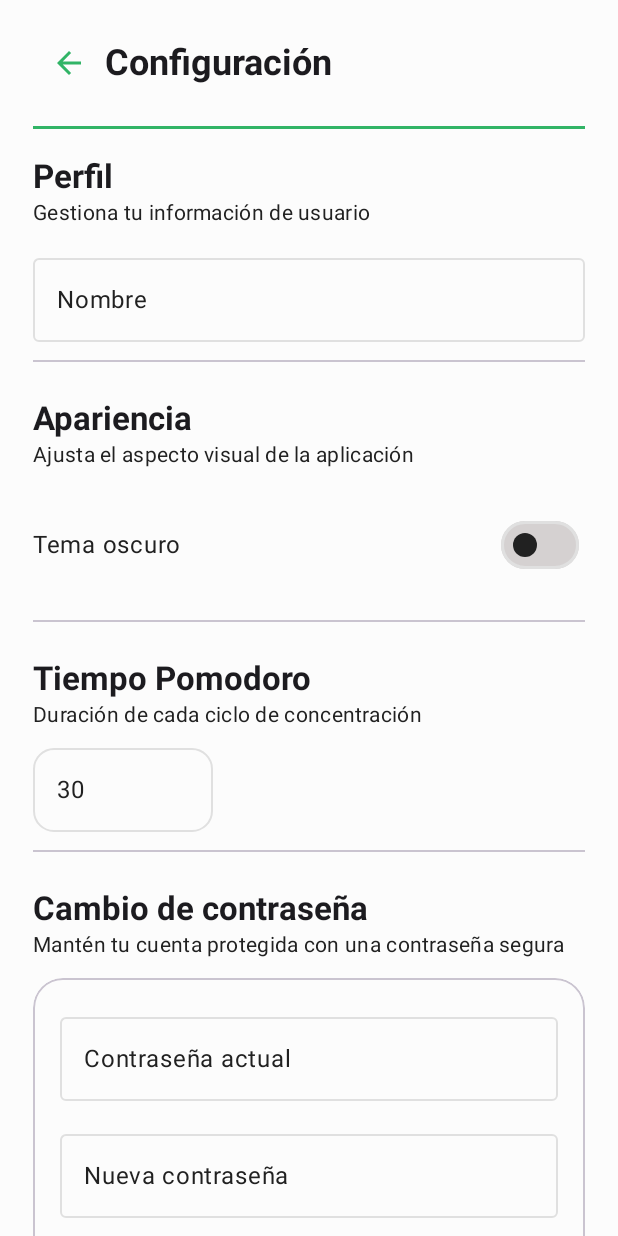
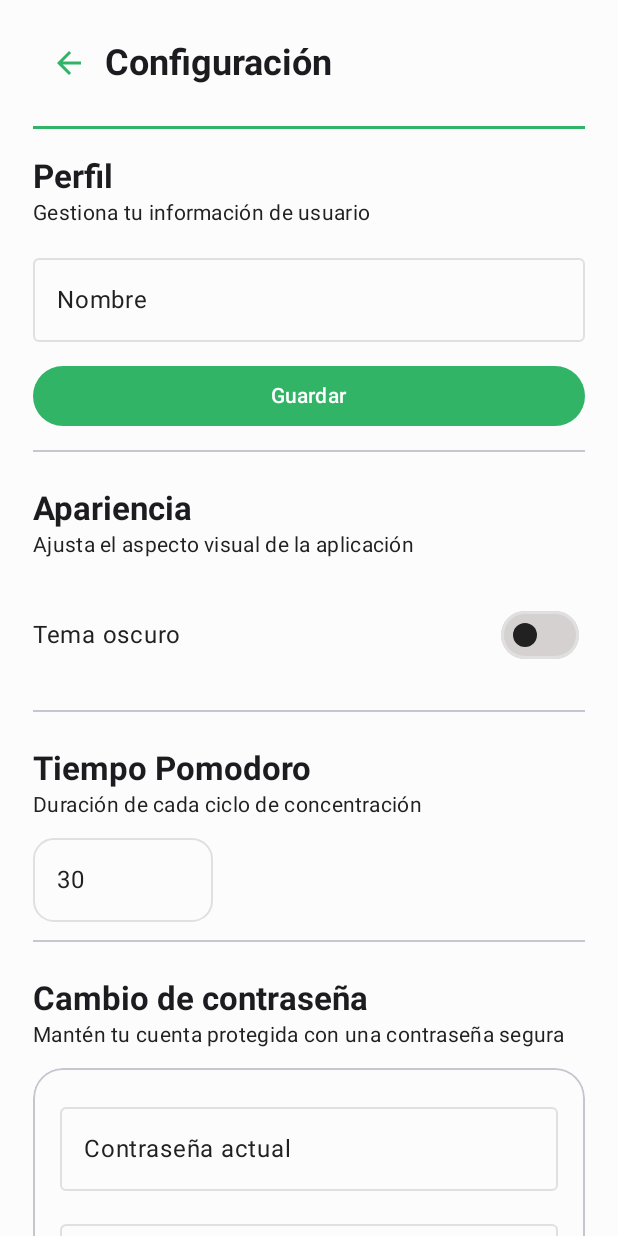
Before and after one commit to jdfm504/TareaFlow, an Android app built with Jetpack Compose: the SettingsScreen screen opened through its navigation route, on a phone screen of 412 x 824 dp. Run offline under Robolectric (Android 15) with nearby library versions, the phone set to English and light mode, and no system bars; our stand-ins replace Firebase (no records; nobody signed in at launch, a user with empty details on screens opened directly), accompanist.

Commit message:
Añadido el nombre del usuario en el DropDownMenu y que se muestre por defecto en el campo de texto de SettingsScreen.kt

```diff
--- a/app/src/main/java/com/campusdigitalfp/tareaflow/MainActivity.kt
+++ b/app/src/main/java/com/campusdigitalfp/tareaflow/MainActivity.kt
@@ -12,6 +12,7 @@ import com.campusdigitalfp.tareaflow.ui.screens.login.TareaFlowNavHost
 import com.campusdigitalfp.tareaflow.ui.theme.TareaFlowTheme
 import com.campusdigitalfp.tareaflow.viewmodel.PreferencesViewModel
 import com.campusdigitalfp.tareaflow.ui.screens.loading.LoadingScreen
+import com.campusdigitalfp.tareaflow.viewmodel.UserProfileViewModel
 
 class MainActivity : ComponentActivity() {
     override fun onCreate(savedInstanceState: Bundle?) {
@@ -19,9 +20,10 @@ class MainActivity : ComponentActivity() {
         setContent {
             // Cargar preferencias de Firestore
             val prefsViewModel: PreferencesViewModel = viewModel()
+
             val prefs by prefsViewModel.prefs.collectAsState()
-
             val isLoaded by prefsViewModel.isLoaded.collectAsState()
+            val profileViewModel: UserProfileViewModel = viewModel()
 
             // Mostrar pantalla de carga hasta tener las preferencias
             if (!isLoaded) {
@@ -34,7 +36,7 @@ class MainActivity : ComponentActivity() {
 
                 Surface {
                     val navController = rememberNavController()
-                    TareaFlowNavHost(navController)
+                    TareaFlowNavHost(navController, profileViewModel = profileViewModel)
                 }
             }
         }
--- a/app/src/main/java/com/campusdigitalfp/tareaflow/data/UserProfileRepository.kt
+++ b/app/src/main/java/com/campusdigitalfp/tareaflow/data/UserProfileRepository.kt
@@ -3,6 +3,9 @@ package com.campusdigitalfp.tareaflow.data
 import com.google.firebase.auth.FirebaseAuth
 import com.google.firebase.firestore.FirebaseFirestore
 import com.campusdigitalfp.tareaflow.data.model.UserProfile
+import kotlinx.coroutines.channels.awaitClose
+import kotlinx.coroutines.flow.Flow
+import kotlinx.coroutines.flow.callbackFlow
 import kotlinx.coroutines.tasks.await
 
 class UserProfileRepository {
@@ -40,4 +43,23 @@ class UserProfileRepository {
     suspend fun updateName(newName: String) {
         profileDocument()?.update("name", newName)?.await()
     }
+
+    fun listenUserProfile(): Flow<UserProfile> = callbackFlow {
+
+        val uid = FirebaseAuth.getInstance().currentUser?.uid
+            ?: run { close(); return@callbackFlow }
+
+        val subscription = FirebaseFirestore.getInstance()
+            .collection("usuarios")
+            .document(uid)
+            .collection("perfil")
+            .document("app")
+            .addSnapshotListener { snap, _ ->
+                if (snap != null && snap.exists()) {
+                    trySend(snap.toObject(UserProfile::class.java) ?: UserProfile())
+                }
+            }
+
+        awaitClose { subscription.remove() }
+    }
 }
--- a/app/src/main/java/com/campusdigitalfp/tareaflow/ui/screens/Navigation.kt
+++ b/app/src/main/java/com/campusdigitalfp/tareaflow/ui/screens/Navigation.kt
@@ -16,12 +16,14 @@ import com.campusdigitalfp.tareaflow.viewmodel.AuthViewModel
 import com.campusdigitalfp.tareaflow.viewmodel.TaskViewModel
 import com.campusdigitalfp.tareaflow.ui.screens.settings.SettingsScreen
 import kotlinx.coroutines.tasks.await
+import com.campusdigitalfp.tareaflow.viewmodel.UserProfileViewModel
 
 @Composable
 fun TareaFlowNavHost(
     navController: NavHostController,
     taskViewModel: TaskViewModel = viewModel(),
-    authViewModel: AuthViewModel = viewModel()
+    authViewModel: AuthViewModel = viewModel(),
+    profileViewModel: UserProfileViewModel
 ) {
     val auth = FirebaseAuth.getInstance()
 
@@ -87,7 +89,8 @@ fun TareaFlowNavHost(
                 HomeScreen(
                     navController = navController,
                     viewModel = taskViewModel,
-                    authViewModel = authViewModel
+                    authViewModel = authViewModel,
+                    profileViewModel = profileViewModel
                 )
             }
         }
@@ -112,7 +115,10 @@ fun TareaFlowNavHost(
         }
 
         composable("settings") {
-            SettingsScreen(navController)
+            SettingsScreen(
+                navController = navController,
+                profileViewModel = profileViewModel
+            )
         }
     }
 }
--- a/app/src/main/java/com/campusdigitalfp/tareaflow/ui/screens/home/HomeScreen.kt
+++ b/app/src/main/java/com/campusdigitalfp/tareaflow/ui/screens/home/HomeScreen.kt
@@ -153,7 +153,7 @@ fun TaskGroup(
 fun HomeScreen(
     navController: NavController,
     viewModel: TaskViewModel,
-    onGoToSettings: () -> Unit = {},
+    profileViewModel: UserProfileViewModel,
     authViewModel: AuthViewModel = viewModel()
 ) {
     //LaunchedEffect(Unit) { viewModel.seed() } // Lista de prueba local
@@ -185,7 +185,6 @@ fun HomeScreen(
 
     val isAnonymous = FirebaseAuth.getInstance().currentUser?.isAnonymous == true
 
-    val profileViewModel: UserProfileViewModel = viewModel()
     val profile by profileViewModel.profile.collectAsState()
 
     Scaffold(
@@ -200,11 +199,6 @@ fun HomeScreen(
                         )
                     } else {
                         Text(stringResource(R.string.home_title))
-                        Text(
-                            text = "Hola, ${profile.name}",
-                            style = MaterialTheme.typography.headlineSmall,
-                            color = MaterialTheme.colorScheme.onBackground
-                        )
                     }
                 },
                 colors = TopAppBarDefaults.topAppBarColors(
@@ -247,9 +241,17 @@ fun HomeScreen(
                             onDismissRequest = { menuExpanded = false }
                         ) {
                             DropdownMenuItem(
-                                text = { Text("👤 ${profile.name}") },
-                                onClick = {}
+                                text = {
+                                    Text(
+                                        profile.name,
+                                        fontWeight = FontWeight.Bold,
+                                        color = MaterialTheme.colorScheme.primary
+                                    )
+                                },
+                                onClick = {},
+                                enabled = false
                             )
+                            Divider()
 
                             DropdownMenuItem(
                                 leadingIcon = {
--- a/app/src/main/java/com/campusdigitalfp/tareaflow/ui/screens/settings/SettingsScreen.kt
+++ b/app/src/main/java/com/campusdigitalfp/tareaflow/ui/screens/settings/SettingsScreen.kt
@@ -1,8 +1,6 @@
 package com.campusdigitalfp.tareaflow.ui.screens.settings
 
 import android.app.Activity
-import android.content.Intent
-import androidx.appcompat.app.AppCompatDelegate
 import androidx.compose.foundation.background
 import androidx.compose.foundation.border
 import androidx.compose.foundation.layout.*
@@ -25,9 +23,8 @@ import androidx.compose.runtime.saveable.rememberSaveable
 import androidx.compose.ui.draw.clip
 import androidx.compose.ui.platform.LocalContext
 import androidx.compose.ui.res.stringResource
-import androidx.core.os.LocaleListCompat
+import android.widget.Toast
 import androidx.lifecycle.viewmodel.compose.viewModel
-import com.campusdigitalfp.tareaflow.MainActivity
 import com.google.accompanist.systemuicontroller.rememberSystemUiController
 import com.campusdigitalfp.tareaflow.R
 import com.campusdigitalfp.tareaflow.ui.theme.ApplyStatusBarTheme
@@ -37,6 +34,7 @@ import com.campusdigitalfp.tareaflow.viewmodel.UserProfileViewModel
 @Composable
 fun SettingsScreen(
     navController: NavController,
+    profileViewModel: UserProfileViewModel,
     prefsViewModel: PreferencesViewModel = viewModel()
 ) {
     val prefs by prefsViewModel.prefs.collectAsState()
@@ -101,14 +99,33 @@ fun SettingsScreen(
             description = stringResource(R.string.settings_profile_desc)
         )
 
+        var tempName by rememberSaveable { mutableStateOf("") }
+
+        // POner el nombre en el campo de texto
+        LaunchedEffect(profile.name) {
+            if (tempName.isEmpty()) {
+                tempName = profile.name
+            }
+        }
+
         OutlinedTextField(
-            value = profile.name,
-            onValueChange = { newValue ->
-                profileViewModel.updateName(newValue)
-            },
+            value = tempName,
+            onValueChange = { tempName = it },
             label = { Text(stringResource(R.string.settings_profile_name)) },
             modifier = Modifier.fillMaxWidth()
         )
+
+        Button(
+            onClick = {
+                profileViewModel.updateName(tempName)
+                Toast.makeText(context, R.string.profile_saved, Toast.LENGTH_SHORT).show()
+            },
+            modifier = Modifier
+                .fillMaxWidth()
+                .padding(top = 12.dp)
+        ) {
+            Text(stringResource(R.string.save_button))
+        }
 
         SoftDivider()
 
--- a/app/src/main/java/com/campusdigitalfp/tareaflow/viewmodel/UserProfileViewModel.kt
+++ b/app/src/main/java/com/campusdigitalfp/tareaflow/viewmodel/UserProfileViewModel.kt
@@ -16,7 +16,11 @@ class UserProfileViewModel : ViewModel() {
     val profile: StateFlow<UserProfile> get() = _profile
 
     init {
-        loadProfile()
+        viewModelScope.launch {
+            repo.listenUserProfile().collect { data ->
+                _profile.value = data
+            }
+        }
     }
 
     fun loadProfile() {
--- a/app/src/main/res/values/strings.xml
+++ b/app/src/main/res/values/strings.xml
@@ -22,6 +22,7 @@
     <string name="tasks_pending">Pendientes</string>
     <string name="tasks_completed">Completadas</string>
     <string name="menu_upgrade_account">Crear cuenta</string>
+    <string name="home_greeting">Hola</string>
 
     <!-- Campos -->
     <string name="email_label">Correo electrónico</string>
@@ -105,6 +106,7 @@
     <string name="settings_profile_title">Perfil</string>
     <string name="settings_profile_desc">Gestiona tu información de usuario</string>
     <string name="settings_profile_name">Nombre</string>
+    <string name="profile_saved">Perfil actualizado</string>
 
     <!-- Apariencia -->
     <string name="settings_section_appearance">Apariencia</string>
```
Also changed, not shown: 1 other file.
